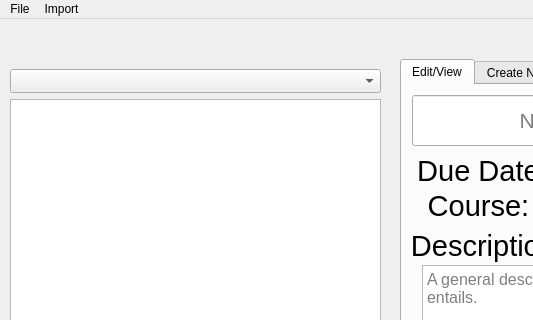
ColbiH/Tasker, file tasker.ui: the form before one commit; both pictures show x 0 to 533 and y 0 to 320 of the 800 by 600 pixel window.
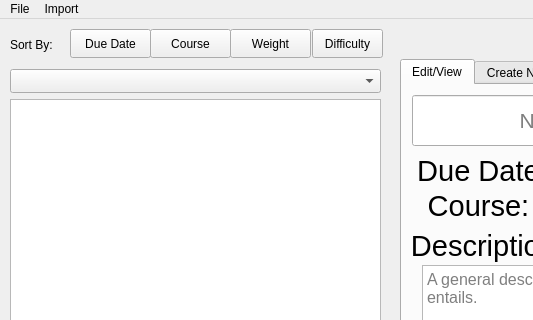
The form after the commit.

What changed in the file:
```diff
--- a/tasker.ui
+++ b/tasker.ui
@@ -646,6 +646,71 @@
      </rect>
     </property>
    </widget>
+   <widget class="QLabel" name="label_10">
+    <property name="geometry">
+     <rect>
+      <x>10</x>
+      <y>10</y>
+      <width>71</width>
+      <height>31</height>
+     </rect>
+    </property>
+    <property name="text">
+     <string>Sort By:</string>
+    </property>
+   </widget>
+   <widget class="QPushButton" name="pushButton">
+    <property name="geometry">
+     <rect>
+      <x>70</x>
+      <y>10</y>
+      <width>81</width>
+      <height>29</height>
+     </rect>
+    </property>
+    <property name="text">
+     <string>Due Date</string>
+    </property>
+   </widget>
+   <widget class="QPushButton" name="pushButton_2">
+    <property name="geometry">
+     <rect>
+      <x>150</x>
+      <y>10</y>
+      <width>81</width>
+      <height>29</height>
+     </rect>
+    </property>
+    <property name="text">
+     <string>Course</string>
+    </property>
+   </widget>
+   <widget class="QPushButton" name="pushButton_3">
+    <property name="geometry">
+     <rect>
+      <x>230</x>
+      <y>10</y>
+      <width>81</width>
+      <height>29</height>
+     </rect>
+    </property>
+    <property name="text">
+     <string>Weight</string>
+    </property>
+   </widget>
+   <widget class="QPushButton" name="pushButton_4">
+    <property name="geometry">
+     <rect>
+      <x>312</x>
+      <y>10</y>
+      <width>71</width>
+      <height>29</height>
+     </rect>
+    </property>
+    <property name="text">
+     <string>Difficulty</string>
+    </property>
+   </widget>
   </widget>
   <widget class="QMenuBar" name="menubar">
    <property name="geometry">
```
Left out of the diff: 2 changed lines with no effect on the pictures.
